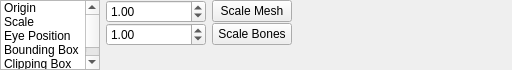
First picture: the form in src/tools/hlam/ui/assets/studiomodel/dockpanels/StudioModelModelDataPanel.ui, repository SamVanheer/HalfLifeAssetManager, before the edit.
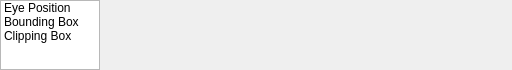
Second picture: the form after the edit. The open tabs and pages were chosen to show the change. Custom widgets are drawn as their Qt base class.

Commit message: Convert Origin & Scale edit widgets into Transformation panel #169

```diff
--- a/src/tools/hlam/ui/assets/studiomodel/dockpanels/StudioModelModelDataPanel.ui
+++ b/src/tools/hlam/ui/assets/studiomodel/dockpanels/StudioModelModelDataPanel.ui
@@ -58,16 +58,6 @@
      <property name="sizeAdjustPolicy">
       <enum>QAbstractScrollArea::AdjustToContentsOnFirstShow</enum>
      </property>
-     <item>
-      <property name="text">
-       <string>Origin</string>
-      </property>
-     </item>
-     <item>
-      <property name="text">
-       <string>Scale</string>
-      </property>
-     </item>
      <item>
       <property name="text">
        <string>Eye Position</string>
@@ -102,191 +92,6 @@
      <property name="currentIndex">
       <number>0</number>
      </property>
-     <widget class="QWidget" name="OriginPage">
-      <layout class="QGridLayout" name="gridLayout_3">
-       <property name="sizeConstraint">
-        <enum>QLayout::SetDefaultConstraint</enum>
-       </property>
-       <property name="leftMargin">
-        <number>0</number>
-       </property>
-       <property name="topMargin">
-        <number>0</number>
-       </property>
-       <property name="rightMargin">
-        <number>0</number>
-       </property>
-       <property name="bottomMargin">
-        <number>0</number>
-       </property>
-       <property name="verticalSpacing">
-        <number>0</number>
-       </property>
-       <item row="1" column="1">
-        <widget class="QPushButton" name="SetOrigin">
-         <property name="sizePolicy">
-          <sizepolicy hsizetype="Fixed" vsizetype="Fixed">
-           <horstretch>0</horstretch>
-           <verstretch>0</verstretch>
-          </sizepolicy>
-         </property>
-         <property name="minimumSize">
-          <size>
-           <width>100</width>
-           <height>0</height>
-          </size>
-         </property>
-         <property name="maximumSize">
-          <size>
-           <width>200</width>
-           <height>16777215</height>
-          </size>
-         </property>
-         <property name="text">
-          <string>Set Origin</string>
-         </property>
-        </widget>
-       </item>
-       <item row="0" column="1">
-        <widget class="qt::widgets::Vector3Edit" name="Origin" native="true"/>
-       </item>
-       <item row="0" column="2" rowspan="2">
-        <spacer name="horizontalSpacer_6">
-         <property name="orientation">
-          <enum>Qt::Horizontal</enum>
-         </property>
-         <property name="sizeHint" stdset="0">
-          <size>
-           <width>0</width>
-           <height>20</height>
-          </size>
-         </property>
-        </spacer>
-       </item>
-       <item row="2" column="0" colspan="2">
-        <spacer name="verticalSpacer_2">
-         <property name="orientation">
-          <enum>Qt::Vertical</enum>
-         </property>
-         <property name="sizeHint" stdset="0">
-          <size>
-           <width>20</width>
-           <height>0</height>
-          </size>
-         </property>
-        </spacer>
-       </item>
-      </layout>
-     </widget>
-     <widget class="QWidget" name="ScalePage">
-      <layout class="QGridLayout" name="gridLayout_4">
-       <property name="leftMargin">
-        <number>0</number>
-       </property>
-       <property name="topMargin">
-        <number>0</number>
-       </property>
-       <property name="rightMargin">
-        <number>0</number>
-       </property>
-       <property name="bottomMargin">
-        <number>0</number>
-       </property>
-       <property name="verticalSpacing">
-        <number>0</number>
-       </property>
-       <item row="1" column="0">
-        <widget class="QDoubleSpinBox" name="ScaleBonesSpinner">
-         <property name="sizePolicy">
-          <sizepolicy hsizetype="Fixed" vsizetype="Fixed">
-           <horstretch>0</horstretch>
-           <verstretch>0</verstretch>
-          </sizepolicy>
-         </property>
-         <property name="minimumSize">
-          <size>
-           <width>100</width>
-           <height>0</height>
-          </size>
-         </property>
-         <property name="maximumSize">
-          <size>
-           <width>100</width>
-           <height>16777215</height>
-          </size>
-         </property>
-         <property name="value">
-          <double>1.000000000000000</double>
-         </property>
-        </widget>
-       </item>
-       <item row="2" column="0" colspan="2">
-        <spacer name="verticalSpacer_3">
-         <property name="orientation">
-          <enum>Qt::Vertical</enum>
-         </property>
-         <property name="sizeHint" stdset="0">
-          <size>
-           <width>20</width>
-           <height>0</height>
-          </size>
-         </property>
-        </spacer>
-       </item>
-       <item row="0" column="1">
-        <widget class="QPushButton" name="ScaleMesh">
-         <property name="text">
-          <string>Scale Mesh</string>
-         </property>
-        </widget>
-       </item>
-       <item row="0" column="0">
-        <widget class="QDoubleSpinBox" name="ScaleMeshSpinner">
-         <property name="sizePolicy">
-          <sizepolicy hsizetype="Fixed" vsizetype="Fixed">
-           <horstretch>0</horstretch>
-           <verstretch>0</verstretch>
-          </sizepolicy>
-         </property>
-         <property name="minimumSize">
-          <size>
-           <width>100</width>
-           <height>0</height>
-          </size>
-         </property>
-         <property name="maximumSize">
-          <size>
-           <width>100</width>
-           <height>16777215</height>
-          </size>
-         </property>
-         <property name="value">
-          <double>1.000000000000000</double>
-         </property>
-        </widget>
-       </item>
-       <item row="1" column="1">
-        <widget class="QPushButton" name="ScaleBones">
-         <property name="text">
-          <string>Scale Bones</string>
-         </property>
-        </widget>
-       </item>
-       <item row="0" column="2" rowspan="2">
-        <spacer name="horizontalSpacer_5">
-         <property name="orientation">
-          <enum>Qt::Horizontal</enum>
-         </property>
-         <property name="sizeHint" stdset="0">
-          <size>
-           <width>0</width>
-           <height>20</height>
-          </size>
-         </property>
-        </spacer>
-       </item>
-      </layout>
-     </widget>
      <widget class="QWidget" name="EyePositionPage">
       <layout class="QVBoxLayout" name="verticalLayout_2">
        <property name="spacing">
```
The commit also changes 11 other files.
